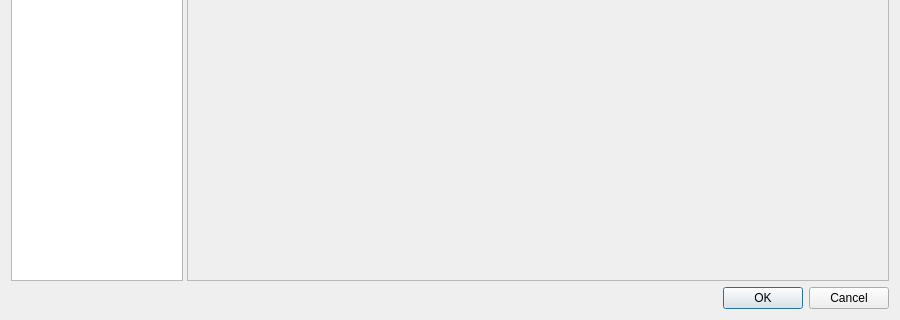
This is src/preferences/configdialog.ui in nschimme/MMapper as Qt 5 draws it before an edit; both pictures show x 0 to 900 and y 441 to 761 of the 900 by 761 pixel window. The edited form follows.
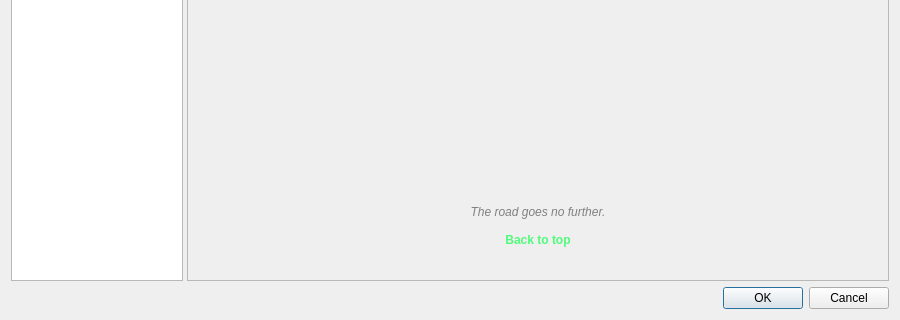
This is the edited form.

Commit message: Improve preferences search UX and add footer with back-to-top

The edit to the form file:
```diff
--- a/src/preferences/configdialog.ui
+++ b/src/preferences/configdialog.ui
@@ -69,6 +69,69 @@
          <property name="spacing">
           <number>20</number>
          </property>
+         <item>
+          <spacer name="verticalSpacer_5">
+           <property name="orientation">
+            <enum>Qt::Orientation::Vertical</enum>
+           </property>
+           <property name="sizeHint" stdset="0">
+            <size>
+             <width>20</width>
+             <height>40</height>
+            </size>
+           </property>
+          </spacer>
+         </item>
+         <item>
+          <widget class="QWidget" name="footerWidget" native="true">
+           <layout class="QVBoxLayout" name="footerLayout">
+            <property name="spacing">
+             <number>10</number>
+            </property>
+            <property name="leftMargin">
+             <number>0</number>
+            </property>
+            <property name="topMargin">
+             <number>20</number>
+            </property>
+            <property name="rightMargin">
+             <number>0</number>
+            </property>
+            <property name="bottomMargin">
+             <number>20</number>
+            </property>
+            <item>
+             <widget class="QLabel" name="footerLabel">
+              <property name="styleSheet">
+               <string notr="true">color: gray; font-style: italic;</string>
+              </property>
+              <property name="text">
+               <string>The road goes no further.</string>
+              </property>
+              <property name="alignment">
+               <set>Qt::AlignmentFlag::AlignCenter</set>
+              </property>
+             </widget>
+            </item>
+            <item>
+             <widget class="QPushButton" name="backToTopBtn">
+              <property name="cursor">
+               <cursor shape="PointingHandCursor"/>
+              </property>
+              <property name="styleSheet">
+               <string notr="true">color: #50fa7b; font-weight: bold;</string>
+              </property>
+              <property name="text">
+               <string>Back to top</string>
+              </property>
+              <property name="flat">
+               <bool>true</bool>
+              </property>
+             </widget>
+            </item>
+           </layout>
+          </widget>
+         </item>
         </layout>
        </widget>
       </widget>
```
The commit also changes 1 other file.
